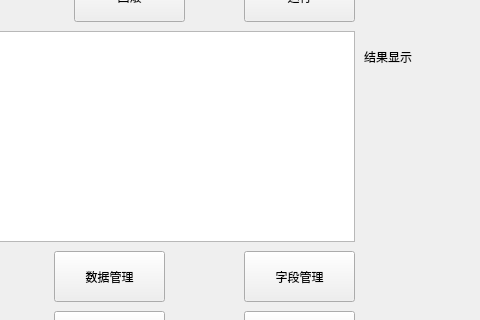
First picture: the form in mainwindow.ui, repository jy-080610/DBMS, before the edit; both pictures show x 336 to 816 and y 149 to 469 of the 816 by 587 pixel window.
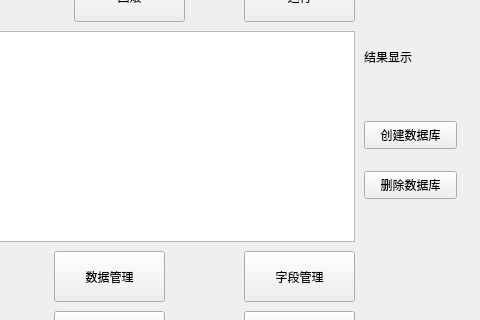
Second picture: the form after the edit.

Commit message: SQL表的创建与删除1

```diff
--- a/mainwindow.ui
+++ b/mainwindow.ui
@@ -230,6 +230,32 @@
      <string>权限管理</string>
     </property>
    </widget>
+   <widget class="QPushButton" name="create">
+    <property name="geometry">
+     <rect>
+      <x>700</x>
+      <y>270</y>
+      <width>93</width>
+      <height>28</height>
+     </rect>
+    </property>
+    <property name="text">
+     <string>创建数据库</string>
+    </property>
+   </widget>
+   <widget class="QPushButton" name="del">
+    <property name="geometry">
+     <rect>
+      <x>700</x>
+      <y>320</y>
+      <width>93</width>
+      <height>28</height>
+     </rect>
+    </property>
+    <property name="text">
+     <string>删除数据库</string>
+    </property>
+   </widget>
   </widget>
  </widget>
  <resources/>
```
The commit also changes 11 other files.
